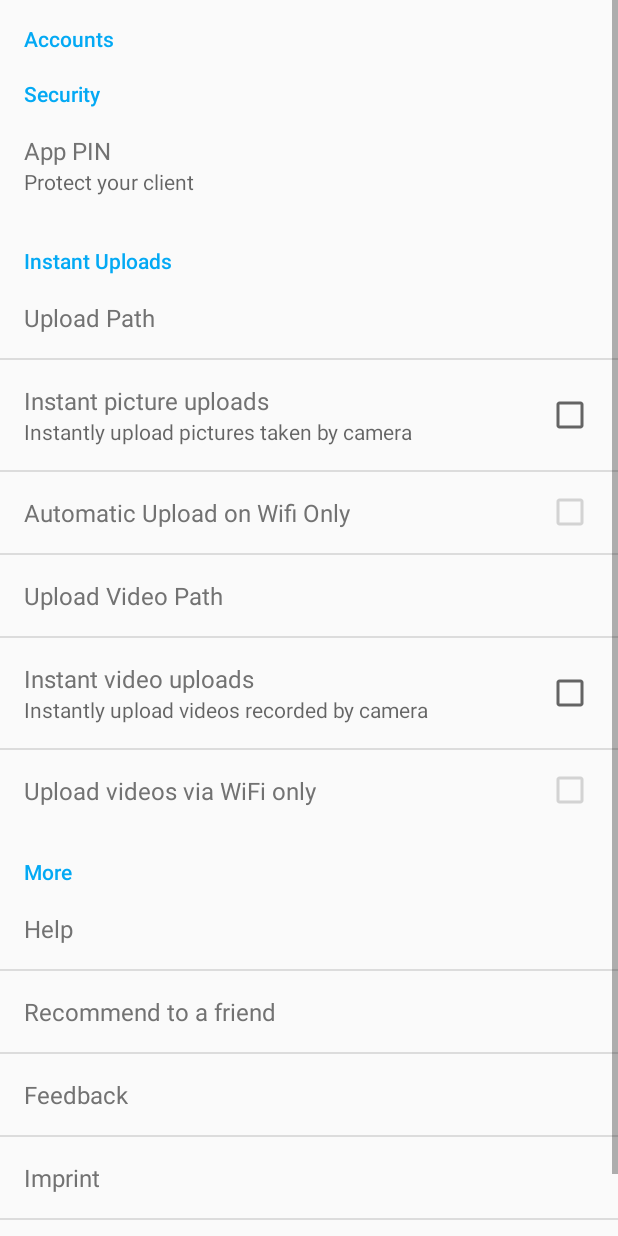
After one commit to jrocharodrigues/PhotoUp, an Android app: the SetPreferenceActivity screen opened directly, with no data from a screen before it, on a phone screen of 412 x 824 dp. The commit adds this screen. Run offline under Robolectric (Android 15) with nearby library versions, the phone set to English and light mode, and no system bars.

Commit message:
new settings test + fix crash at startup reading prefs

```diff
--- a/app/build.gradle
+++ b/app/build.gradle
@@ -8,8 +8,8 @@ android {
         applicationId "com.impecabel.photup"
         minSdkVersion 14
         targetSdkVersion 21
-        versionCode 1
-        versionName "0.5 alpha-internal-consumption-only"
+        versionCode 2
+        versionName "0.6 alpha-internal-consumption-only"
     }
     buildTypes {
         release {
--- a/app/src/main/AndroidManifest.xml
+++ b/app/src/main/AndroidManifest.xml
@@ -33,6 +33,11 @@
                 <data android:mimeType="image/*" />
             </intent-filter>
         </activity>
+        <activity
+            android:name=".SetPreferenceActivity"
+            android:parentActivityName="com.impecabel.photoup.MainActivity"
+            android:label="@string/action_settings">
+        </activity>
 
         <service
             android:name="com.alexbbb.uploadservice.UploadService"
--- /dev/null
+++ b/app/src/main/java/com/impecabel/photoup/PrefsFragment.java
@@ -0,0 +1,20 @@
+package com.impecabel.photoup;
+
+import android.os.Bundle;
+import android.preference.PreferenceFragment;
+
+/**
+ * Created by jrocharodrigues on 12-01-2015.
+ */
+public class PrefsFragment extends PreferenceFragment {
+
+    @Override
+    public void onCreate(Bundle savedInstanceState) {
+        // TODO Auto-generated method stub
+        super.onCreate(savedInstanceState);
+
+        // Load the preferences from an XML resource
+        addPreferencesFromResource(R.xml.preferences);
+    }
+
+}
--- /dev/null
+++ b/app/src/main/java/com/impecabel/photoup/SetPreferenceActivity.java
@@ -0,0 +1,19 @@
+package com.impecabel.photoup;
+
+import android.os.Bundle;
+import android.preference.PreferenceActivity;
+import android.support.v7.app.ActionBarActivity;
+
+/**
+ * Created by jrocharodrigues on 12-01-2015.
+ */
+public class SetPreferenceActivity extends ActionBarActivity {
+
+    protected void onCreate(Bundle savedInstanceState) {
+
+        super.onCreate(savedInstanceState);
+
+        getFragmentManager().beginTransaction().replace(android.R.id.content,
+                new PrefsFragment()).commit();
+    }
+}
--- a/app/src/main/java/com/impecabel/photoup/Utils.java
+++ b/app/src/main/java/com/impecabel/photoup/Utils.java
@@ -4,6 +4,6 @@ package com.impecabel.photoup;
  * Created by jrocharodrigues on 06-01-2015.
  */
 public class Utils {
-    public static final String serverURL = "http://<your_server.com>/fileReceiver.php";
+    public static final String serverURL = "http://blackbox.impecabel.com/fileReceiver.php";
     public static final String parameterName = "uploaded_file[]";
 }
--- a/app/src/main/res/values/strings.xml
+++ b/app/src/main/res/values/strings.xml
@@ -20,4 +20,36 @@
     <string name="upload_error">Error while uploading</string>
     <string name="instant_upload_on_wifi">Automatic Upload on Wifi Only</string>
 
+<!-- PREFS -->
+    <string name="about_title">About</string>
+
+    <string name="prefs_category_instant_uploading">Instant Uploads</string>
+    <string name="prefs_instant_upload_path_title">Upload Path</string>
+    <string name="prefs_instant_video_upload_path_title">Upload Video Path</string>
+    <string name="instant_video_upload_on_wifi">Upload videos via WiFi only</string>
+
+    <string name="prefs_category_security">Security</string>
+    <string name="prefs_category_accounts">Accounts</string>
+    <string name="prefs_category_general">General</string>
+    <string name="prefs_category_more">More</string>
+    <string name="prefs_accounts">Accounts</string>
+    <string name="prefs_manage_accounts">Manage Accounts</string>
+    <string name="prefs_pincode">App PIN</string>
+    <string name="prefs_pincode_summary">Protect your client</string>
+    <string name="prefs_instant_upload">Instant picture uploads</string>
+    <string name="prefs_instant_upload_summary">Instantly upload pictures taken by camera</string>
+    <string name="prefs_instant_video_upload">Instant video uploads</string>
+    <string name="prefs_instant_video_upload_summary">Instantly upload videos recorded by camera</string>
+    <string name="prefs_log_title">Enable Logging</string>
+    <string name="prefs_log_summary">This is used to log problems</string>
+    <string name="prefs_log_title_history">Logging History</string>
+    <string name="prefs_log_summary_history">This shows the recorded logs</string>
+    <string name="prefs_log_delete_history_button">Delete History</string>
+    <string name="prefs_help">Help</string>
+    <string name="prefs_recommend">Recommend to a friend</string>
+    <string name="prefs_feedback">Feedback</string>
+    <string name="prefs_imprint">Imprint</string>
+    <string name="prefs_remember_last_share_location">Remember share location</string>
+    <string name="prefs_remember_last_upload_location_summary">Remember last share upload location</string>
+
 </resources>
--- /dev/null
+++ b/app/src/main/res/xml/preferences.xml
@@ -0,0 +1,59 @@
+<?xml version="1.0" encoding="utf-8"?>
+<PreferenceScreen xmlns:android="http://schemas.android.com/apk/res/android" >
+    <PreferenceCategory android:title="@string/prefs_category_accounts" android:key="accounts_category">
+    </PreferenceCategory>
+
+    <PreferenceCategory android:title="@string/prefs_category_security">
+        <!-- ListPreference
+            android:key="select_oc_account"
+            android:title="@string/prefs_select_oc_account"
+            android:summary="@string/prefs_summary_select_oc_account"
+            / -->
+        <EditTextPreference android:title="@string/prefs_pincode" android:key="set_pincode"
+            android:summary="@string/prefs_pincode_summary"/>
+    </PreferenceCategory>
+
+    <PreferenceCategory android:title="@string/prefs_category_instant_uploading">
+        <EditTextPreference
+            android:title="@string/prefs_instant_upload_path_title"
+            android:key="instant_upload_path" />
+        <CheckBoxPreference android:key="instant_uploading"
+            android:title="@string/prefs_instant_upload"
+            android:summary="@string/prefs_instant_upload_summary"/>
+        <CheckBoxPreference android:dependency="instant_uploading"
+            android:disableDependentsState="true"
+            android:title="@string/instant_upload_on_wifi"
+            android:key="instant_upload_on_wifi"/>
+        <EditTextPreference
+            android:title="@string/prefs_instant_video_upload_path_title"
+            android:key="instant_video_upload_path" />
+        <CheckBoxPreference android:key="instant_video_uploading"
+            android:title="@string/prefs_instant_video_upload"
+            android:summary="@string/prefs_instant_video_upload_summary"/>
+        <CheckBoxPreference android:dependency="instant_video_uploading"
+            android:disableDependentsState="true"
+            android:title="@string/instant_video_upload_on_wifi"
+            android:key="instant_video_upload_on_wifi"/>
+        <!-- DISABLED FOR RELEASE UNTIL FIXED
+        CheckBoxPreference android:key="log_to_file"
+                            android:title="@string/prefs_log_title"
+                            android:summary="@string/prefs_log_summary"/>
+        <Preference 		android:key="log_history"
+                            android:title="@string/prefs_log_title_history"
+                            android:summary="@string/prefs_log_summary_history"/ -->
+
+    </PreferenceCategory>
+
+    <PreferenceCategory android:title="@string/prefs_category_more" android:key="more">
+        <Preference android:title="@string/prefs_help" android:key="help" />
+        <Preference android:title="@string/prefs_recommend" android:key="recommend" />
+        <Preference android:title="@string/prefs_feedback" android:key="feedback" />
+        <Preference android:title="@string/prefs_imprint" android:key="imprint" />
+
+        <Preference 		android:id="@+id/about_app"
+            android:title="@string/about_title"
+            android:key="about_app" />
+    </PreferenceCategory>
+
+
+</PreferenceScreen>
```
Also changed, not shown: app/src/main/java/com/impecabel/photoup/MainActivity.java (+31 -9 lines), 1 other file.
